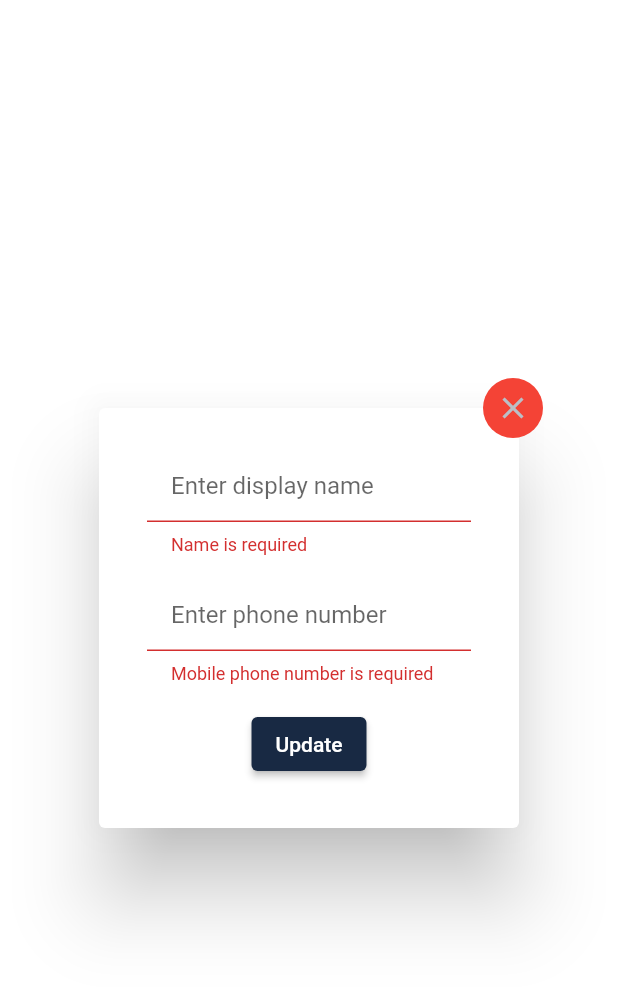
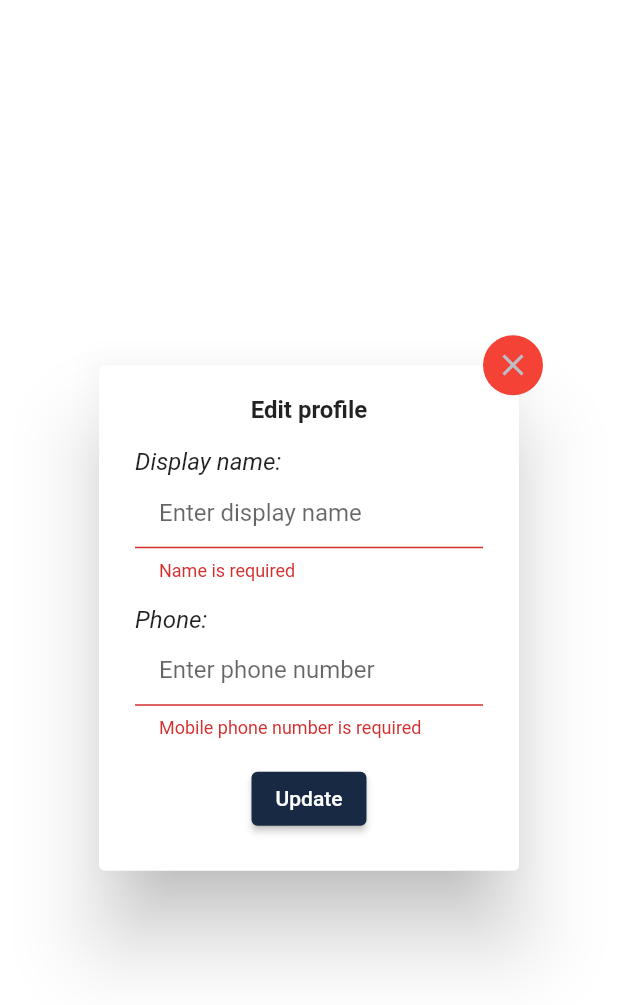
Before and after one commit to southsidepc/southsidepc-app, a Flutter app: the PopupEditProfile widget shown alone on an empty page, opened directly with empty values, after a tap on "Update", on a phone screen of 412 x 824 dp. Shown: the top 1005 px of the screen. Run offline on Flutter 3.47's test engine with Material 2 defaults, Android fonts, the phone set to English and light mode, and no system bars; our stand-ins replace audioplayers, cached_network_image, cloud_firestore, community_material_icon, firebase_auth, firebase_core and 4 more; missing offline and left inert: flutter_facebook_auth, flutter_inappwebview, move_to_background; accounts and stored records are empty.

Commit message:
Functionality: popup_edit_profile.dart.

```diff
--- a/lib/src/ui/root.dart
+++ b/lib/src/ui/root.dart
@@ -5,7 +5,6 @@ import 'package:southsidepc/login_required/login_required.dart';
 import 'package:southsidepc/src/models/user_state.dart';
 
 import "screens/home.dart";
-//import "screens/event.dart";
 import "screens/coffee.dart";
 import 'screens/media.dart';
 import "screens/connect.dart";
--- a/lib/src/ui/screens/media.dart
+++ b/lib/src/ui/screens/media.dart
@@ -68,9 +68,9 @@ class Media extends StatelessWidget {
                   await launch(url);
                 }
               },*/
-              label: Text('Select a devotion ...'),
+              label: Text('View in app'),
               icon: Icon(
-                CommunityMaterialIcons.spotify,
+                CommunityMaterialIcons.application,
                 color: spotifyGreen,
               ),
               onPressed: () {
--- a/lib/src/ui/widgets/popup_edit_profile.dart
+++ b/lib/src/ui/widgets/popup_edit_profile.dart
@@ -2,7 +2,9 @@
 // https://stackoverflow.com/questions/54480641/flutter-how-to-create-forms-in-popup
 
 import 'package:flutter/material.dart';
+import 'package:southsidepc/login_required/authenticate.dart';
 import 'package:southsidepc/login_required/helper.dart';
+import 'package:southsidepc/login_required/login_required.dart';
 import 'package:southsidepc/src/models/user_state.dart';
 
 class PopupEditProfile extends StatefulWidget {
@@ -50,14 +52,28 @@ class _PopupEditProfileState extends State<PopupEditProfile> {
             child: Column(
               mainAxisSize: MainAxisSize.min,
               children: <Widget>[
+                const Padding(
+                  padding: EdgeInsets.only(bottom: 16.0),
+                  child: Text(
+                    'Edit profile',
+                    style: TextStyle(fontWeight: FontWeight.bold),
+                  ),
+                ),
+                const Align(
+                  alignment: Alignment.centerLeft,
+                  child: Text(
+                    'Display name:',
+                    style: TextStyle(fontStyle: FontStyle.italic),
+                  ),
+                ),
                 Padding(
-                  padding: EdgeInsets.all(8.0),
+                  padding: EdgeInsets.only(bottom: 16.0),
                   child: TextFormField(
                     controller: _nameController,
                     textInputAction: TextInputAction.next,
                     validator: validateName,
                     onSaved: (name) {
-                      widget.user.name = name ?? '';
+                      widget.user.name = name?.trim() ?? '';
                     },
                     decoration: InputDecoration(
                       contentPadding:
@@ -68,38 +84,47 @@ class _PopupEditProfileState extends State<PopupEditProfile> {
                     ),
                   ),
                 ),
+                const Align(
+                  alignment: Alignment.centerLeft,
+                  child: Text(
+                    'Phone:',
+                    style: TextStyle(fontStyle: FontStyle.italic),
+                  ),
+                ),
                 Padding(
-                  padding: EdgeInsets.all(8.0),
+                  padding: const EdgeInsets.only(bottom: 16.0),
                   child: TextFormField(
                     controller: _phoneController,
                     textInputAction: TextInputAction.next,
                     validator: validateMobile,
                     onSaved: (phone) {
-                      widget.user.phone = phone ?? '';
+                      widget.user.phone = phone?.trim() ?? '';
                     },
                     decoration: InputDecoration(
-                      contentPadding:
-                          EdgeInsets.symmetric(vertical: 8, horizontal: 16),
+                      contentPadding: const EdgeInsets.symmetric(
+                          vertical: 8, horizontal: 16),
                       hintText: widget.user.phone != ''
                           ? widget.user.phone
                           : 'Enter phone number',
                     ),
                   ),
                 ),
-                Padding(
-                  padding: const EdgeInsets.all(8.0),
-                  child: ElevatedButton(
-                    child: Text("Update"),
-                    onPressed: () {
-                      if (_formKey.currentState?.validate() ?? false) {
-                        _formKey.currentState?.save();
-                        showDialog(
-                            context: context,
-                            builder: (_) =>
-                                Text(widget.user.toJson().entries.join()));
-                      }
-                    },
-                  ),
+                ElevatedButton(
+                  child: const Text("Update"),
+                  onPressed: () async {
+                    if (_formKey.currentState?.validate() ?? false) {
+                      _formKey.currentState?.save();
+                      await FireStoreUtils.updateCurrentUser(widget.user);
+                      Navigator.pop(context, true); // non-null = success
+                      ScaffoldMessenger.of(context).showSnackBar(SnackBar(
+                        content: Text('Profile updated.'),
+                        action: SnackBarAction(
+                          label: 'Got it!',
+                          onPressed: () {},
+                        ),
+                      ));
+                    }
+                  },
                 )
               ],
             ),
```
Also changed, not shown: lib/src/ui/screens/contactUs.dart (deleted, +0 -8 lines), lib/src/ui/screens/navigatePodcast.dart (deleted, +0 -11 lines), lib/src/ui/screens/profile.dart (+10 -2 lines).
